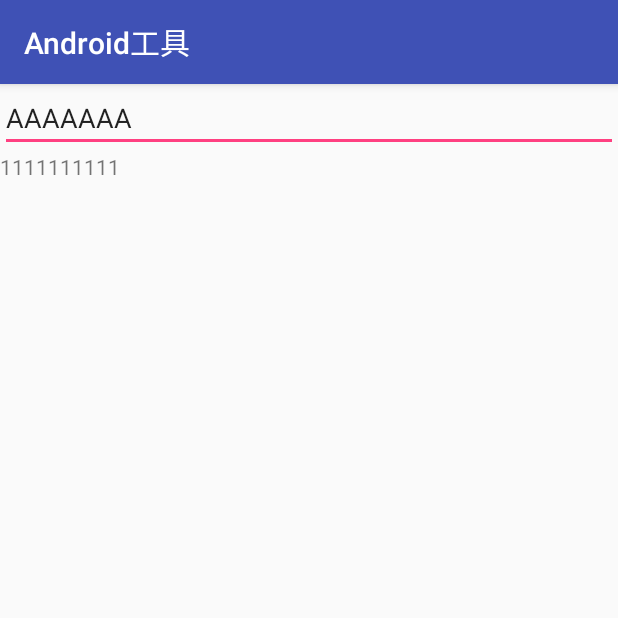
After one commit to hailing3/AndroidCommonUtil, an Android app: the FragmentActivity screen opened directly, with no data from a screen before it, on a phone screen of 412 x 824 dp, the top half of it. The commit adds this screen. Run offline under Robolectric (Android 15) with nearby library versions, the phone set to English and light mode, and no system bars.

Commit message:
[Feature]新增FragmentActiity，用于测试fragment内容
Signed-off-by: lishaoming <lishaoming@xiaomi.com>

```diff
--- a/app/build.gradle
+++ b/app/build.gradle
@@ -25,5 +25,6 @@ dependencies {
     compile 'com.android.support:appcompat-v7:23.4.0'
     compile 'com.android.support:design:25.0.0'
     compile 'com.android.support.constraint:constraint-layout:1.0.2'
+    compile 'com.android.support:support-v4:25.3.1'
     testCompile 'junit:junit:4.12'
 }
--- a/app/src/main/AndroidManifest.xml
+++ b/app/src/main/AndroidManifest.xml
@@ -27,7 +27,6 @@
         <activity android:name=".ui.MainActivity">
             <intent-filter>
                 <action android:name="android.intent.action.MAIN"/>
-
                 <category android:name="android.intent.category.LAUNCHER"/>
             </intent-filter>
         </activity>
@@ -42,6 +41,8 @@
                 android:label="@string/activity_test"/>
         <activity android:name=".ui.TextViewActivity">
         </activity>
+        <activity android:name=".ui.FragmentActivity">
+        </activity>
     </application>
 
 </manifest>
--- /dev/null
+++ b/app/src/main/java/com/mtx/androidcommonutil/ui/FragmentActivity.java
@@ -0,0 +1,49 @@
+package com.mtx.androidcommonutil.ui;
+
+import com.mtx.androidcommonutil.R;
+import com.mtx.androidcommonutil.ui.fragment.FragmentA;
+
+import android.app.Fragment;
+import android.app.FragmentManager;
+import android.app.FragmentTransaction;
+import android.os.Bundle;
+import android.os.Handler;
+import android.os.Message;
+
+/**
+ * 测试fragment的界面
+ */
+public class FragmentActivity extends BaseActivity {
+    public static final String KEY_DATA = "key_data";
+
+    @Override
+    protected void onCreate(Bundle savedInstanceState) {
+        super.onCreate(savedInstanceState);
+        setContentView(R.layout.activity_fragment);
+
+        Bundle bundle = new Bundle();
+        bundle.putString(KEY_DATA, "1111111111");
+        replaceFragment(new FragmentA(), bundle);
+
+        mHandler.sendEmptyMessageDelayed(0, 2000);
+    }
+
+    private void replaceFragment(Fragment fragment, Bundle bundle) {
+        if (fragment == null) return;
+        if (bundle != null) fragment.setArguments(bundle);
+        FragmentManager fm = getFragmentManager();
+        FragmentTransaction ft = fm.beginTransaction();
+        ft.replace(R.id.fragment_container, fragment);
+        ft.commit();
+    }
+
+    private Handler mHandler = new Handler() {
+        @Override
+        public void handleMessage(Message msg) {
+            Bundle bundle = new Bundle();
+            bundle.putString(KEY_DATA, "2222222222");
+            replaceFragment(new FragmentA(), bundle);
+        }
+    };
+
+}
--- a/app/src/main/java/com/mtx/androidcommonutil/ui/MainActivity.java
+++ b/app/src/main/java/com/mtx/androidcommonutil/ui/MainActivity.java
@@ -19,7 +19,7 @@ public class MainActivity extends BaseActivity {
 
         initView();
 
-//        startActivity(new Intent(MainActivity.this, TextViewActivity.class));
+        startActivity(new Intent(MainActivity.this, CodeActivity.class));
     }
 
     private void initView() {
@@ -38,6 +38,10 @@ public class MainActivity extends BaseActivity {
         startActivity(new Intent(MainActivity.this, TextViewActivity.class));
     }
 
+    public void goFragmentActivity(View view) {
+        startActivity(new Intent(MainActivity.this, FragmentActivity.class));
+    }
+
     public void goTestActivity(View view) {
         startActivity(new Intent(MainActivity.this, TestActivity.class));
     }
--- /dev/null
+++ b/app/src/main/java/com/mtx/androidcommonutil/ui/fragment/FragmentA.java
@@ -0,0 +1,29 @@
+package com.mtx.androidcommonutil.ui.fragment;
+
+import com.mtx.androidcommonutil.R;
+import com.mtx.androidcommonutil.ui.FragmentActivity;
+
+import android.app.Fragment;
+import android.os.Bundle;
+import android.view.LayoutInflater;
+import android.view.View;
+import android.view.ViewGroup;
+import android.widget.TextView;
+
+public class FragmentA extends Fragment {
+    private TextView mTv;
+
+    @Override
+    public View onCreateView(LayoutInflater inflater, ViewGroup container,
+                             Bundle savedInstanceState) {
+        View view = inflater.inflate(R.layout.fragment_a, null);
+        mTv = (TextView) view.findViewById(R.id.tv);
+        return view;
+    }
+
+    @Override
+    public void onResume() {
+        super.onResume();
+        mTv.setText(getArguments().getString(FragmentActivity.KEY_DATA));
+    }
+}
--- a/app/src/main/java/com/mtx/androidcommonutil/util/MD5Util.java
+++ b/app/src/main/java/com/mtx/androidcommonutil/util/MD5Util.java
@@ -7,6 +7,7 @@ import java.security.NoSuchAlgorithmException;
 /**
  * MD5加密工具类
  * 加密后的内容都很复杂，但是随着原被加密内容的增长，加密后字符串急剧增长
+ * TODO 加解密貌似失败？解不出之前的信息
  * Created by lishaoming on 16/2/27.
  */
 public class MD5Util {
--- /dev/null
+++ b/app/src/main/res/layout/activity_fragment.xml
@@ -0,0 +1,14 @@
+<?xml version="1.0" encoding="utf-8"?>
+<LinearLayout
+        xmlns:android="http://schemas.android.com/apk/res/android"
+        android:orientation="vertical"
+        android:layout_width="match_parent"
+        android:layout_height="match_parent">
+
+
+    <FrameLayout
+            android:id="@+id/fragment_container"
+            android:layout_width="match_parent"
+            android:layout_height="match_parent"/>
+
+</LinearLayout>
--- a/app/src/main/res/layout/activity_main.xml
+++ b/app/src/main/res/layout/activity_main.xml
@@ -29,6 +29,12 @@
         <Button
             android:layout_width="match_parent"
             android:layout_height="wrap_content"
+            android:onClick="goFragmentActivity"
+            android:text="@string/activity_fragment" />
+
+        <Button
+            android:layout_width="match_parent"
+            android:layout_height="wrap_content"
             android:layout_marginTop="50dp"
             android:onClick="goTestActivity"
             android:text="TEST" />
--- a/app/src/main/res/layout/activity_test.xml
+++ b/app/src/main/res/layout/activity_test.xml
@@ -10,4 +10,10 @@
             android:src="@drawable/ic_alipay_fukuan"
             android:layout_height="100dp"/>
 
+    <TextView
+            android:id="@+id/tv"
+            android:text="Hello"
+            android:layout_width="match_parent"
+            android:layout_height="wrap_content"/>
+
 </LinearLayout>
--- /dev/null
+++ b/app/src/main/res/layout/fragment_a.xml
@@ -0,0 +1,17 @@
+<LinearLayout xmlns:android="http://schemas.android.com/apk/res/android"
+              android:orientation="vertical"
+              android:layout_width="match_parent"
+              android:layout_height="match_parent">
+
+    <EditText
+            android:layout_width="match_parent"
+            android:text="AAAAAAA"
+            android:layout_height="wrap_content"/>
+
+    <TextView
+            android:id="@+id/tv"
+            android:layout_width="match_parent"
+            android:layout_height="wrap_content"
+            android:text="@string/hello_blank_fragment"/>
+
+</LinearLayout>
--- a/app/src/main/res/values/strings.xml
+++ b/app/src/main/res/values/strings.xml
@@ -4,6 +4,7 @@
     <string name="activity_na_h5">NA与H5界面交互，调用方法</string>
     <string name="activity_code">二维码</string>
     <string name="activity_html">HTML TextView</string>
+    <string name="activity_fragment">Fragment测试</string>
     <string name="activity_common_scroll">WebView滚动，上下面板同步滑动</string>
     <string name="activity_test">测试界面</string>
 
@@ -12,4 +13,8 @@
     <string name="bye_burger_bottom_behavior">com.mtx.androidcommonutil.ui.widget.applayout.behavior.ByeBurgerBottomBehavior</string>
     <string name="bye_burger_title_behavior">com.mtx.androidcommonutil.ui.widget.applayout.behavior.ByeBurgerTitleBehavior</string>
 
+    <string name="place_holder_rmb">原价%1$s,现价%2$s</string>
+
+    <!-- TODO: Remove or change this placeholder text -->
+    <string name="hello_blank_fragment">Hello blank fragment</string>
 </resources>
```
Also changed, not shown: app/src/main/java/com/mtx/androidcommonutil/ui/TestActivity.java (+6 -8 lines), app/src/main/java/com/mtx/androidcommonutil/ui/fragment/FragmentB.java (added, +28 -0 lines), app/src/main/res/layout/fragment_b.xml (added, +17 -0 lines).
